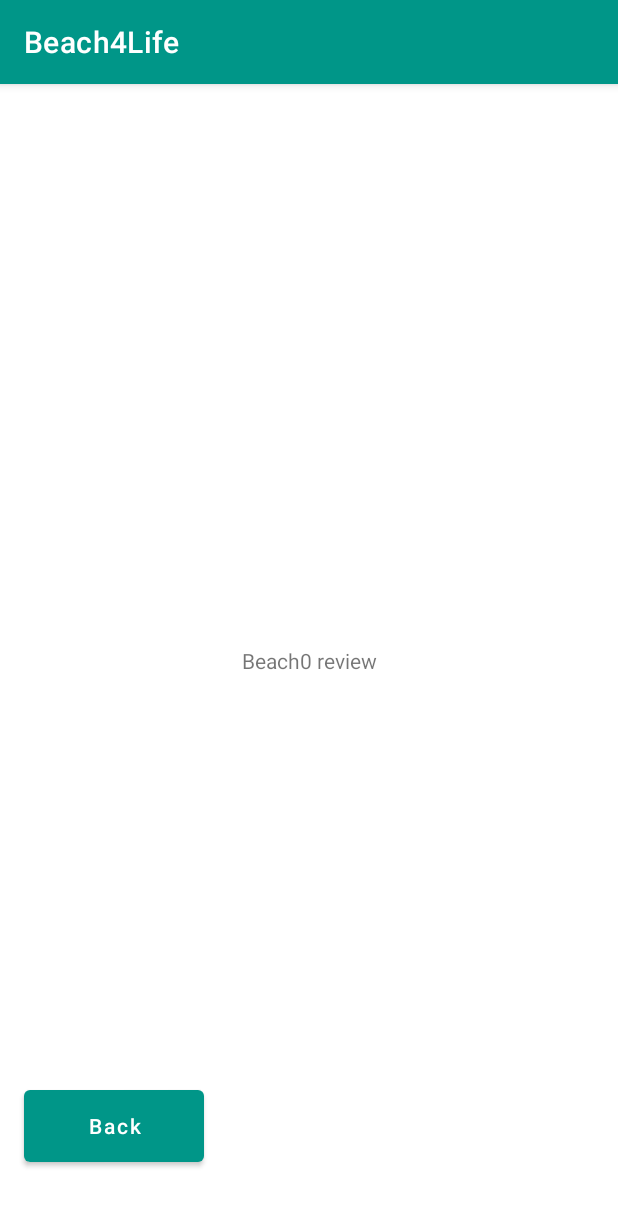
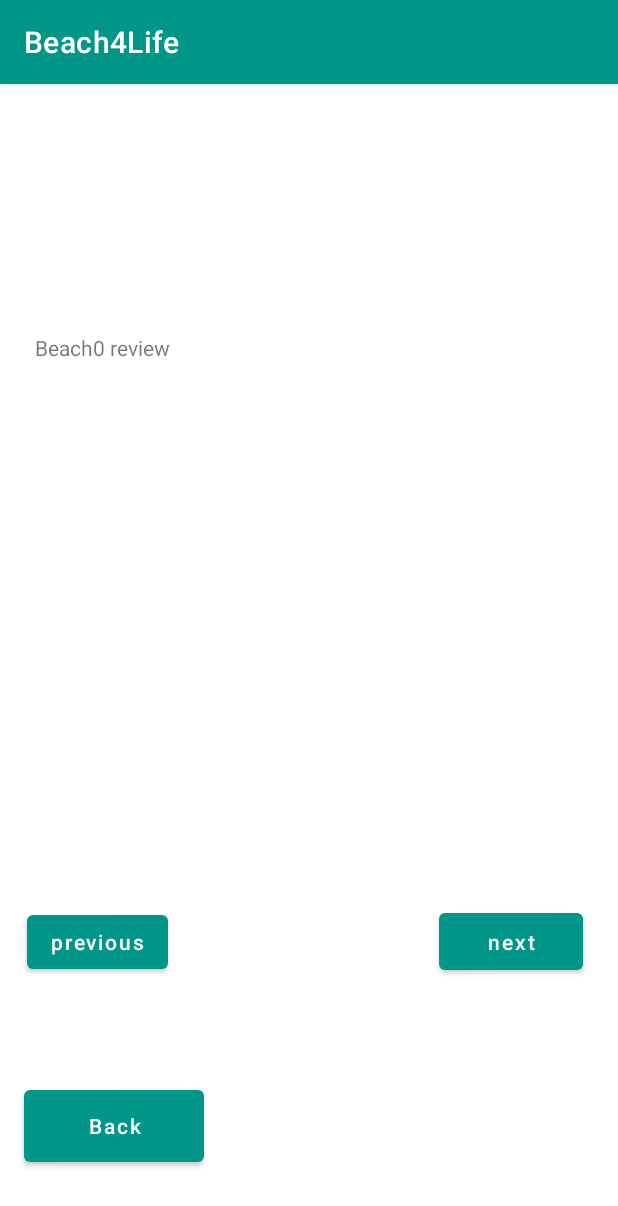
Before and after one commit to kdhoka/SoCalBeach4Life, an Android app: the BeachReviewActivity screen opened directly, with no data from a screen before it, on a phone screen of 412 x 824 dp. Shown: the top 1206 px of the screen. Run offline under Robolectric (Android 15) with nearby library versions, the phone set to English and light mode, and no system bars; our stand-ins replace Firebase (no records; nobody signed in at launch, a user with empty details on screens opened directly).

Commit message:
beach review page v1

```diff
--- a/app/src/main/java/com/example/beachtrip/BeachInfoActivity.java
+++ b/app/src/main/java/com/example/beachtrip/BeachInfoActivity.java
@@ -61,7 +61,7 @@ public class BeachInfoActivity extends AppCompatActivity {
         beachRef.addValueEventListener(beachCredentialListener);
     }
 
-            public void onClickReviews(View view) {
+    public void onClickReviews(View view) {
         Intent intent = new Intent(this, BeachReviewActivity.class);
         intent.putExtra("id", beachID);
         startActivity(intent);
--- a/app/src/main/java/com/example/beachtrip/BeachReviewActivity.java
+++ b/app/src/main/java/com/example/beachtrip/BeachReviewActivity.java
@@ -4,32 +4,96 @@ import androidx.appcompat.app.AppCompatActivity;
 
 import android.content.Intent;
 import android.os.Bundle;
+import android.util.Log;
 import android.view.View;
+import android.widget.TextView;
 
 import com.google.firebase.FirebaseApp;
+import com.google.firebase.database.DataSnapshot;
+import com.google.firebase.database.DatabaseError;
 import com.google.firebase.database.DatabaseReference;
 import com.google.firebase.database.FirebaseDatabase;
+import com.google.firebase.database.ValueEventListener;
+
+import java.util.ArrayList;
 
 public class BeachReviewActivity extends AppCompatActivity {
     private String beachID;
     private FirebaseDatabase root;
     private DatabaseReference Reviews;
+    private ArrayList<Review> beach_reviews;
+    int index;
 
     @Override
     protected void onCreate(Bundle savedInstanceState) {
         super.onCreate(savedInstanceState);
         setContentView(R.layout.activity_beach_review);
+
         Intent intent = getIntent();
         beachID = intent.getStringExtra("id");
 
-        root = FirebaseDatabase.getInstance();
-        Reviews = root.getReference("Reviews");
+        FirebaseDatabase root = FirebaseDatabase.getInstance();
+        DatabaseReference reviewRef= root.getReference("Reviews"); //pointer to the Review tree
 
-        displayReview();
+        ValueEventListener reviewCredentialListener = new ValueEventListener() {
+            private static final String TAG = "Review read.";
+
+            @Override
+            public void onDataChange(DataSnapshot dataSnapshot) {
+                // Get value of each attribute of a User ob
+                beach_reviews = new ArrayList<Review>();
+                for (DataSnapshot dsp : dataSnapshot.getChildren()) {
+                    String beachKey = dsp.child("beach").getValue().toString();
+                    if(beachKey.equals(beachID)){
+                        String content = dsp.child("content").getValue().toString();
+                        double rate = (double) dsp.child("rate").getValue();
+                        boolean isAnynomous = (boolean) dsp.child("isAnynomous").getValue();
+                        String username = dsp.child("uID").getValue().toString();
+                        Review r = new Review(username, beachKey, isAnynomous, rate, content);
+                        beach_reviews.add(r);
+                    }
+                }
+                onFinishLoading();
+                // ..
+            }
+
+            @Override //trigger when the client(us) doesn't have permission to read from the DB
+            public void onCancelled(DatabaseError databaseError) {
+                // Getting Post failed, log a message
+                Log.w(TAG, "loadPost:onCancelled", databaseError.toException());
+            }
+        };
+
+        reviewRef.addValueEventListener(reviewCredentialListener);
+    }
+
+    private void onFinishLoading(){
+        if(this.beach_reviews.size() == 0){
+            return;
+        }
+        else{
+            index = 0;
+            displayReview();
+        }
     }
 
     private void displayReview() {
+        TextView tv = findViewById(R.id.review);
+        tv.setText(beach_reviews.get(index).getContent());
+    }
 
+    public void onClickNextReview(View view){
+        if(index < beach_reviews.size() - 1){
+            index++;
+            displayReview();
+        }
+    }
+
+    public void onClickPrevReview(View view){
+        if(index > 0){
+            index--;
+            displayReview();
+        }
     }
 
     public void onClickBack(View view) {
--- a/app/src/main/res/layout/activity_beach_review.xml
+++ b/app/src/main/res/layout/activity_beach_review.xml
@@ -7,14 +7,16 @@
     tools:context=".BeachReviewActivity">
 
     <TextView
-        android:id="@+id/beach_review0"
-        android:layout_width="wrap_content"
-        android:layout_height="wrap_content"
+        android:id="@+id/review"
+        android:layout_width="366dp"
+        android:layout_height="309dp"
         android:text="Beach0 review"
         app:layout_constraintBottom_toBottomOf="parent"
         app:layout_constraintEnd_toEndOf="parent"
+        app:layout_constraintHorizontal_bias="0.511"
         app:layout_constraintStart_toStartOf="parent"
-        app:layout_constraintTop_toTopOf="parent" />
+        app:layout_constraintTop_toTopOf="parent"
+        app:layout_constraintVertical_bias="0.362" />
 
     <Button
         android:id="@+id/beach_review_back"
@@ -30,4 +32,26 @@
         app:layout_constraintStart_toStartOf="parent"
         app:layout_constraintTop_toTopOf="parent"
         app:layout_constraintVertical_bias="0.937" />
+
+    <Button
+        android:id="@+id/previous"
+        android:layout_width="wrap_content"
+        android:layout_height="wrap_content"
+        android:layout_marginStart="18dp"
+        android:text="previous"
+        android:onClick="onClickPrevReview"
+        app:layout_constraintBottom_toBottomOf="@+id/next"
+        app:layout_constraintStart_toStartOf="parent"
+        app:layout_constraintTop_toTopOf="@+id/next" />
+
+    <Button
+        android:id="@+id/next"
+        android:layout_width="96dp"
+        android:layout_height="50dp"
+        android:layout_marginEnd="23dp"
+        android:layout_marginBottom="171dp"
+        android:text="next"
+        android:onClick="onClickNextReview"
+        app:layout_constraintBottom_toBottomOf="parent"
+        app:layout_constraintEnd_toEndOf="parent" />
 </androidx.constraintlayout.widget.ConstraintLayout>
```
Also changed, not shown: app/src/main/java/com/example/beachtrip/Review.java (+5 -5 lines).
